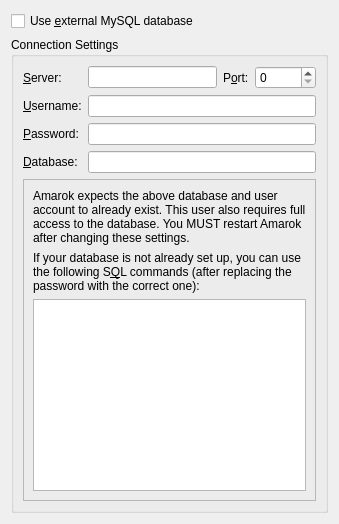
Old version of the form src/configdialog/dialogs/DatabaseConfig.ui in the repository netrunner-debian-kde-extras/amarok.
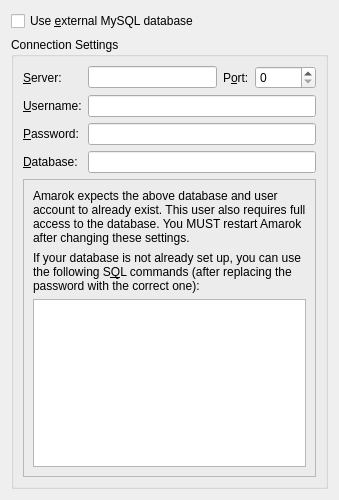
New version of the form.

```diff
--- a/src/configdialog/dialogs/DatabaseConfig.ui
+++ b/src/configdialog/dialogs/DatabaseConfig.ui
@@ -2,6 +2,14 @@
 <ui version="4.0">
  <class>DatabaseConfig</class>
  <widget class="QWidget" name="DatabaseConfig">
+  <property name="geometry">
+   <rect>
+    <x>0</x>
+    <y>0</y>
+    <width>339</width>
+    <height>500</height>
+   </rect>
+  </property>
   <layout class="QGridLayout" name="gridLayout">
    <item row="0" column="0">
     <widget class="QCheckBox" name="kcfg_UseServer">
```
Left out of the diff: 26 changed lines with no effect on the pictures.
